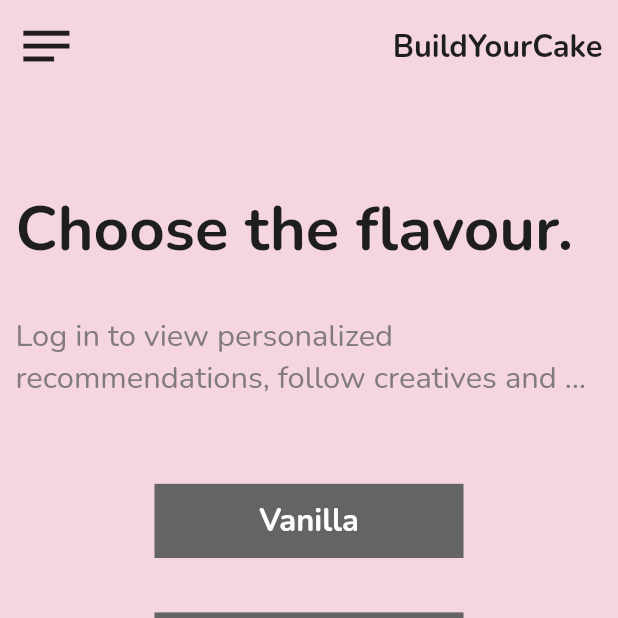
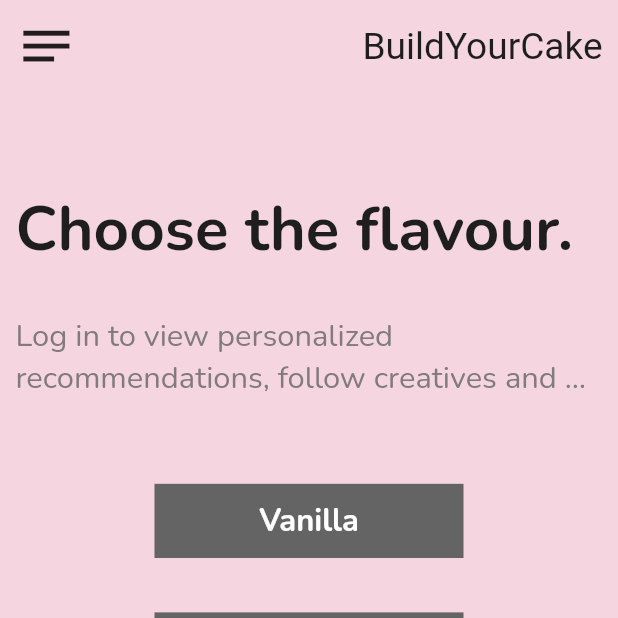
Before and after one commit to naqeeb9a/build-youe-own-cake, a Flutter app: the FlavourScreen screen opened directly, on a phone screen of 412 x 824 dp, the top half of it. Run offline on Flutter 3.47's test engine with Material 2 defaults, Android fonts, the phone set to English and light mode, and no system bars; our stand-ins replace google_fonts; network calls fail; Roboto replaces fonts that are missing (Yellowtail).

Commit message:
Hassan ~ Font Family

```diff
--- a/lib/widgets/app_bar.dart
+++ b/lib/widgets/app_bar.dart
@@ -14,9 +14,10 @@ Widget appBar(context) {
       text(
         context,
         "BuildYourCake",
-        0.05,
+        0.06,
         myBlack,
-        bold: true,
+        // bold: true,
+        font: true,
       ),
     ],
   );
--- a/lib/widgets/text_widget.dart
+++ b/lib/widgets/text_widget.dart
@@ -1,17 +1,26 @@
 import 'package:build_own_cake/utils/dynamic_sizes.dart';
 import 'package:flutter/material.dart';
+import 'package:google_fonts/google_fonts.dart';
 
 Widget text(context, text, size, color,
-    {bold = false, alignText = TextAlign.start, maxLines = 2}) {
+    {bold = false, alignText = TextAlign.start, maxLines = 2, font = false}) {
   return Text(
     text,
     textAlign: alignText,
     maxLines: maxLines,
     overflow: TextOverflow.ellipsis,
-    style: TextStyle(
-      color: color,
-      fontSize: dynamicWidth(context, size),
-      fontWeight: bold == true ? FontWeight.bold : FontWeight.normal,
-    ),
+    style: font == false
+        ? TextStyle(
+            color: color,
+            fontSize: dynamicWidth(context, size),
+            fontWeight: bold == true ? FontWeight.bold : FontWeight.normal,
+          )
+        : GoogleFonts.yellowtail(
+            textStyle: TextStyle(
+              color: color,
+              fontSize: dynamicWidth(context, size),
+              fontWeight: bold == true ? FontWeight.bold : FontWeight.normal,
+            ),
+          ),
   );
 }
```
